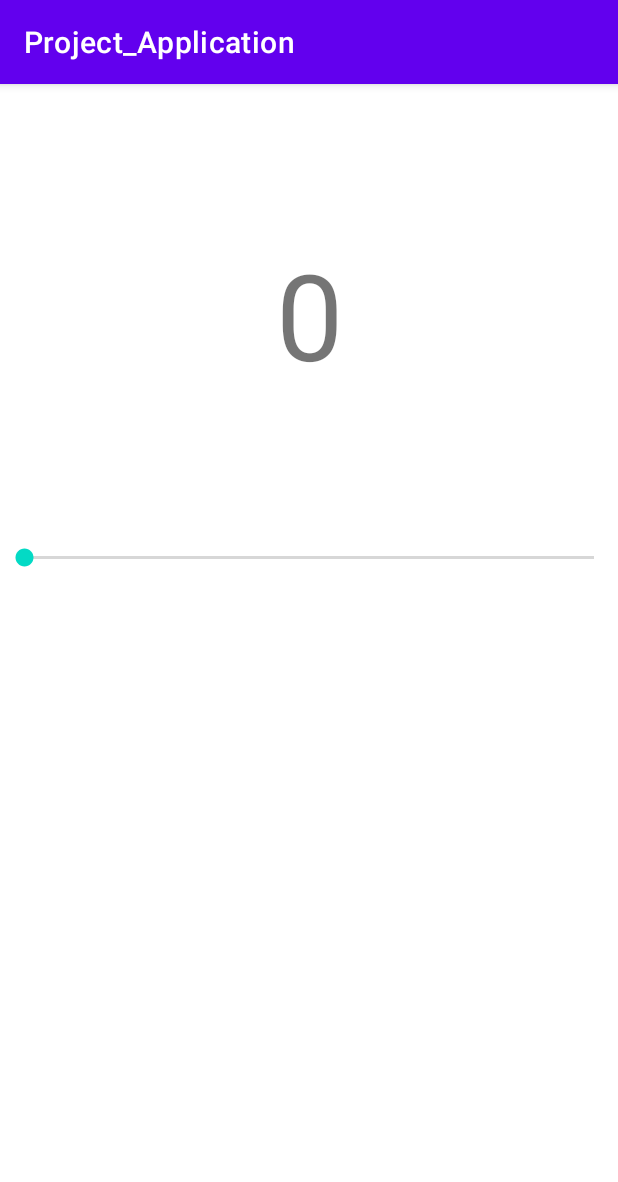
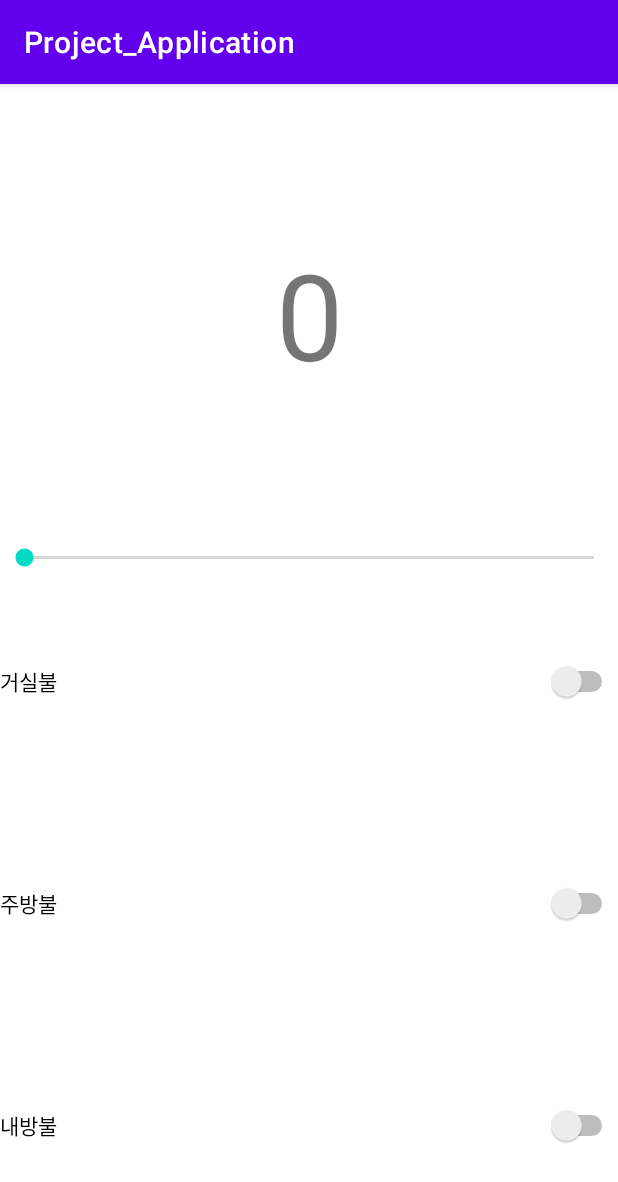
Before and after one commit to KIMHYUNWOO123/project_android, an Android app: the Led2 screen opened directly, with no data from a screen before it, on a phone screen of 412 x 824 dp. Shown: the top 1182 px of the screen. Run offline under Robolectric (Android 15) with nearby library versions, the phone set to English and light mode, and no system bars; libraries missing offline, so code that uses them is left out: org.eclipse.paho; 4 statements that could not run were skipped.

Commit message:
edited by Danhee

```diff
--- a/app/src/main/java/com/example/project_application/Led2.kt
+++ b/app/src/main/java/com/example/project_application/Led2.kt
@@ -5,11 +5,17 @@ import android.os.Bundle
 import android.util.Log
 import android.widget.SeekBar
 import kotlinx.android.synthetic.main.activity_led2.*
+import kotlinx.android.synthetic.main.activity_led2.kitchenLed
+import kotlinx.android.synthetic.main.activity_led2.livingLED
+import kotlinx.android.synthetic.main.activity_led2.myroonLed
 import org.eclipse.paho.client.mqttv3.MqttMessage
 import org.eclipse.paho.client.mqttv3.internal.wire.MqttReceivedMessage
 
 const val SUB_TOPIC = "iot/#"
 const val PUB_TOPIC2 = "iot/light"
+const val TOPIC_MYROOM = "iot/light/myRoom"
+const val TOPIC_KITCHEN = "iot/light/kitchen"
+const val TOPIC_LIVING = "iot/light/livingRoom"
 const val SERVICE_URI = "tcp://172.30.1.33"
 
 class Led2 : AppCompatActivity() {
@@ -42,6 +48,31 @@ class Led2 : AppCompatActivity() {
             override fun onStopTrackingTouch(seekBar: SeekBar?) {
             }
         })
+
+        livingLED.setOnCheckedChangeListener{ _, isChecked ->
+            if (isChecked){
+                mqttClient.publish(TOPIC_LIVING, "livingroom turn on")
+            }else{
+                mqttClient.publish(TOPIC_LIVING, "livingroom turn off")
+            }
+        }
+
+        kitchenLed.setOnCheckedChangeListener{ _, isChecked ->
+            if (isChecked){
+                mqttClient.publish(TOPIC_KITCHEN, "kitchen turn on")
+            }else{
+                mqttClient.publish(TOPIC_KITCHEN, "kitchen turn off")
+            }
+        }
+
+
+        myroonLed.setOnCheckedChangeListener{ _, isChecked ->
+            if (isChecked){
+                mqttClient.publish(TOPIC_MYROOM, "myroom turn on")
+            }else{
+                mqttClient.publish(TOPIC_MYROOM, "myroom turn off")
+            }
+        }
     }
 
     fun onReceived(topic:String, message: MqttMessage) {
--- a/app/src/main/res/layout/activity_led2.xml
+++ b/app/src/main/res/layout/activity_led2.xml
@@ -25,4 +25,25 @@
         android:min="0"
         android:saveEnabled="false"/>
 
+    <Switch
+        android:id="@+id/livingLED"
+        android:layout_width="match_parent"
+        android:layout_height="wrap_content"
+        android:layout_weight="1"
+        android:text="거실불" />
+
+    <Switch
+        android:id="@+id/kitchenLed"
+        android:layout_width="match_parent"
+        android:layout_height="wrap_content"
+        android:layout_weight="1"
+        android:text="주방불" />
+
+    <Switch
+        android:id="@+id/myroonLed"
+        android:layout_width="match_parent"
+        android:layout_height="wrap_content"
+        android:layout_weight="1"
+        android:text="내방불" />
+
 </LinearLayout>
```
Also changed, not shown: app/src/main/java/com/example/project_application/HomeLed.kt (deleted, +0 -47 lines), app/src/main/res/layout/activity_home_led.xml (deleted, +0 -32 lines).
